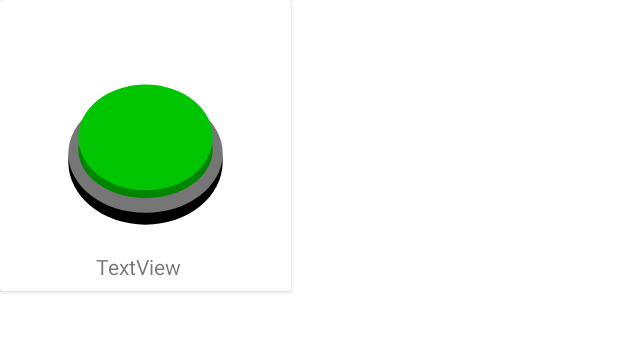
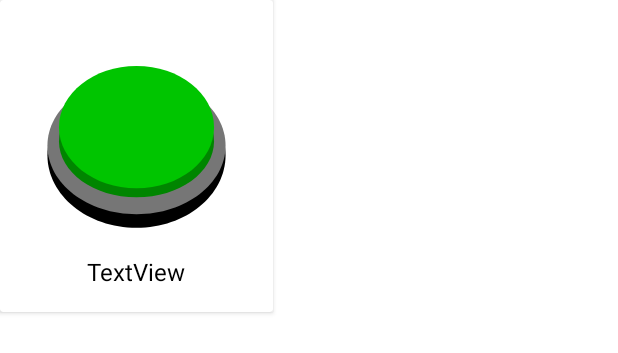
Before and after one commit to Kapp2/App, an Android app: the layout item_boton.xml on its own in the app's theme, with its tools: preview values and no code run, on a phone screen of 412 x 824 dp. Shown: the top 353 px of the screen. Run offline under Robolectric (Android 15) with nearby library versions, the phone set to English and light mode, and no system bars.

Commit message:
Solucionado Problema con Tabs

```diff
--- a/app/src/main/java/com/example/kapp2/db/Kapp2DataBase.kt
+++ b/app/src/main/java/com/example/kapp2/db/Kapp2DataBase.kt
@@ -67,9 +67,10 @@ abstract class Kapp2DataBase : RoomDatabase(){
                     Boton("La Actitud Cuenta?", R.raw.cuenta_actitud, 5),
                     Boton("Blueberries",R.raw.blueberries,1),
                     Boton("Para los Despistados", R.raw.despitados_paco, 5),
+                    Boton("Directed By", R.raw.directed_by, 2),
                     Boton("Hablando en Kotlin", R.raw.hablando_kotlin, 5),
                     Boton("Empanadas", R.raw.empanadas_dross, 3),
-                    Boton("Alerta subnormal", R.raw.alerta_subnormal, 5),
+                    Boton("Alerta subnormal", R.raw.alerta_subnormal, 1),
                     Boton("Grito WillyRex", R.raw.grito_willyrex, 1),
                     Boton("Sing Winner", R.raw.sing_winner, 2),
                     Boton("Jose Antonio", R.raw.jose_antonio, 5),
--- a/app/src/main/java/com/example/kapp2/ui/MainActivity.kt
+++ b/app/src/main/java/com/example/kapp2/ui/MainActivity.kt
@@ -3,6 +3,7 @@ package com.example.kapp2.ui
 import android.os.Bundle
 import androidx.appcompat.app.AppCompatActivity
 import androidx.viewpager2.widget.ViewPager2
+import com.example.kapp2.R
 import com.example.kapp2.adapters.TabPageAdapter
 import com.example.kapp2.databinding.ActivityMainBinding
 import com.google.android.material.tabs.TabLayout
@@ -19,6 +20,10 @@ class MainActivity : AppCompatActivity() {
     }
 
     private fun setUpTabBar() {
+        binding.tabLayout.addTab(binding.tabLayout.newTab().setText("Login").setIcon(R.drawable.ic_home_black_24dp))
+        binding.tabLayout.addTab(binding.tabLayout.newTab().setText("Botones").setIcon(R.drawable.ic_dashboard_black_24dp))
+        binding.tabLayout.addTab(binding.tabLayout.newTab().setText("Favoritos").setIcon(R.drawable.star_favorite_24))
+
         val adapter = TabPageAdapter(this, binding.tabLayout.tabCount)
         binding.viewPager.adapter = adapter
 
--- a/app/src/main/java/com/example/kapp2/ui/favoritos/FavoritosFragment.kt
+++ b/app/src/main/java/com/example/kapp2/ui/favoritos/FavoritosFragment.kt
@@ -34,6 +34,7 @@ class FavoritosFragment : Fragment() {
         savedInstanceState: Bundle?
     ): View {
         _binding = FragmentBotonesBinding.inflate(inflater, container, false)
+        binding.tvBotones.setText(R.string.favoritos)
         return binding.root
     }
     override fun onViewCreated(view: View, savedInstanceState: Bundle?) {
@@ -43,7 +44,7 @@ class FavoritosFragment : Fragment() {
         iniciaSpTematica()
 
         viewModel.botonesLiveData.observe(viewLifecycleOwner) { lista ->
-            botonesAdapter.setLista(lista)
+            //botonesAdapter.setLista(lista)
         }
     }
 
--- a/app/src/main/res/layout/item_boton.xml
+++ b/app/src/main/res/layout/item_boton.xml
@@ -11,26 +11,26 @@
 
         <ToggleButton
             android:id="@+id/tbtSound"
-            android:layout_width="130dp"
-            android:layout_height="130dp"
-            android:layout_marginStart="32dp"
-            android:layout_marginTop="32dp"
-            android:layout_marginEnd="32dp"
-            android:layout_marginBottom="32dp"
+            android:layout_width="150dp"
+            android:layout_height="150dp"
+            android:layout_marginTop="16dp"
+            android:layout_marginStart="16dp"
+            android:layout_marginEnd="16dp"
+            android:layout_marginBottom="4dp"
             android:background="@drawable/ic_tg_green_bg"
             android:textOff=""
-            android:textOn=""
-            tools:ignore="DuplicateSpeakableTextCheck" />
+            android:textOn="" />
 
         <TextView
             android:id="@+id/tvTitleButton"
             android:layout_width="wrap_content"
             android:layout_height="wrap_content"
-            android:layout_alignParentStart="true"
-            android:layout_alignParentTop="true"
-            android:layout_marginStart="64dp"
-            android:layout_marginTop="168dp"
-            android:text="TextView" />
+            android:textSize="16sp"
+            android:layout_marginBottom="16dp"
+            android:layout_centerHorizontal="true"
+            android:textColor="@color/black"
+            android:layout_below="@id/tbtSound"
+            tools:text="TextView" />
 
 
     </RelativeLayout>
--- a/app/src/main/res/values/strings.xml
+++ b/app/src/main/res/values/strings.xml
@@ -15,9 +15,9 @@
     <string-array name="tematicas">
         <item>Todos</item>
         <item>Gritos</item>
+        <item>Música</item>
         <item>Memes</item>
         <item>Chistes</item>
-        <item>Musica</item>
         <item>2ºK DAM</item>
     </string-array>
 </resources>
```
Also changed, not shown: app/src/main/java/com/example/kapp2/viewModel/AppViewModel.kt (+3 -40 lines), app/src/main/res/layout/activity_main.xml (+4 -21 lines), 1 other file.
